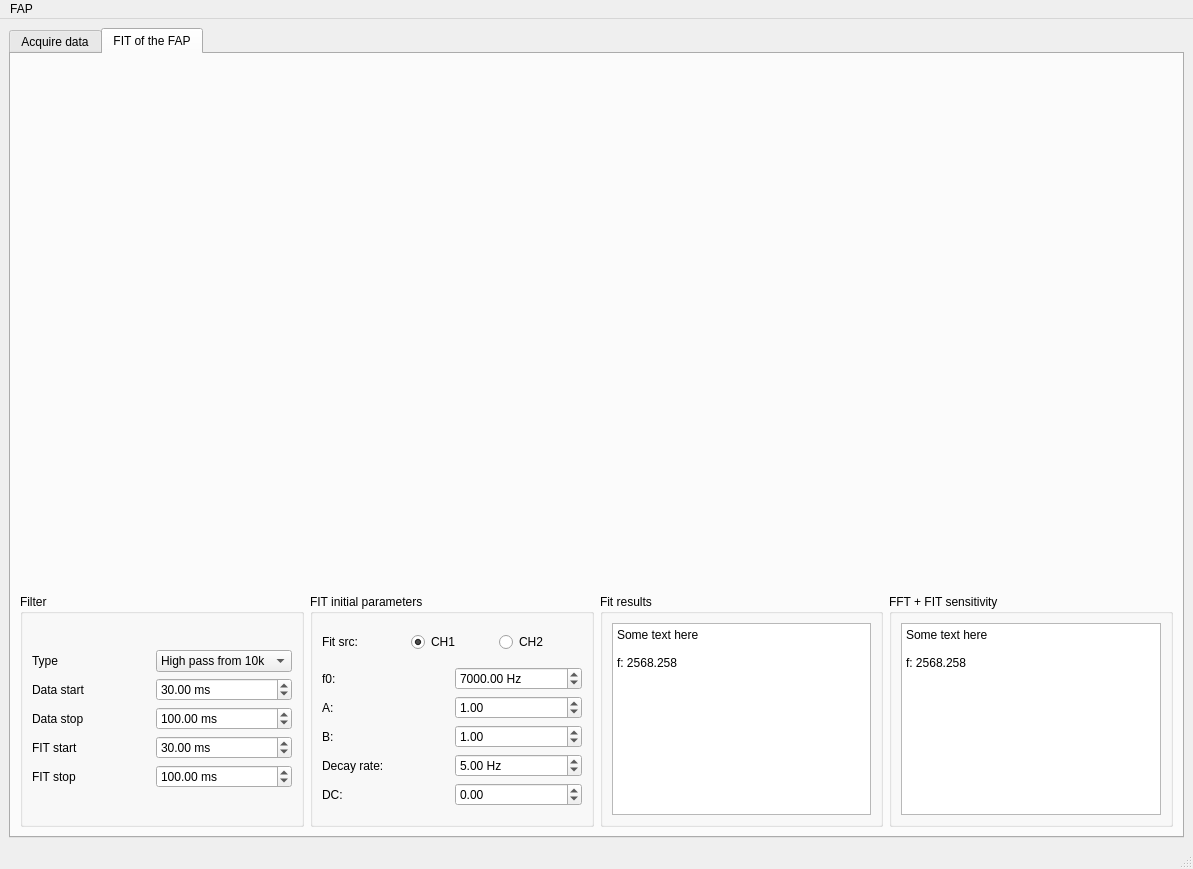
Above: gui.ui from zoran-grujic/FAP-TiePie before the change. Below: the same form after it.
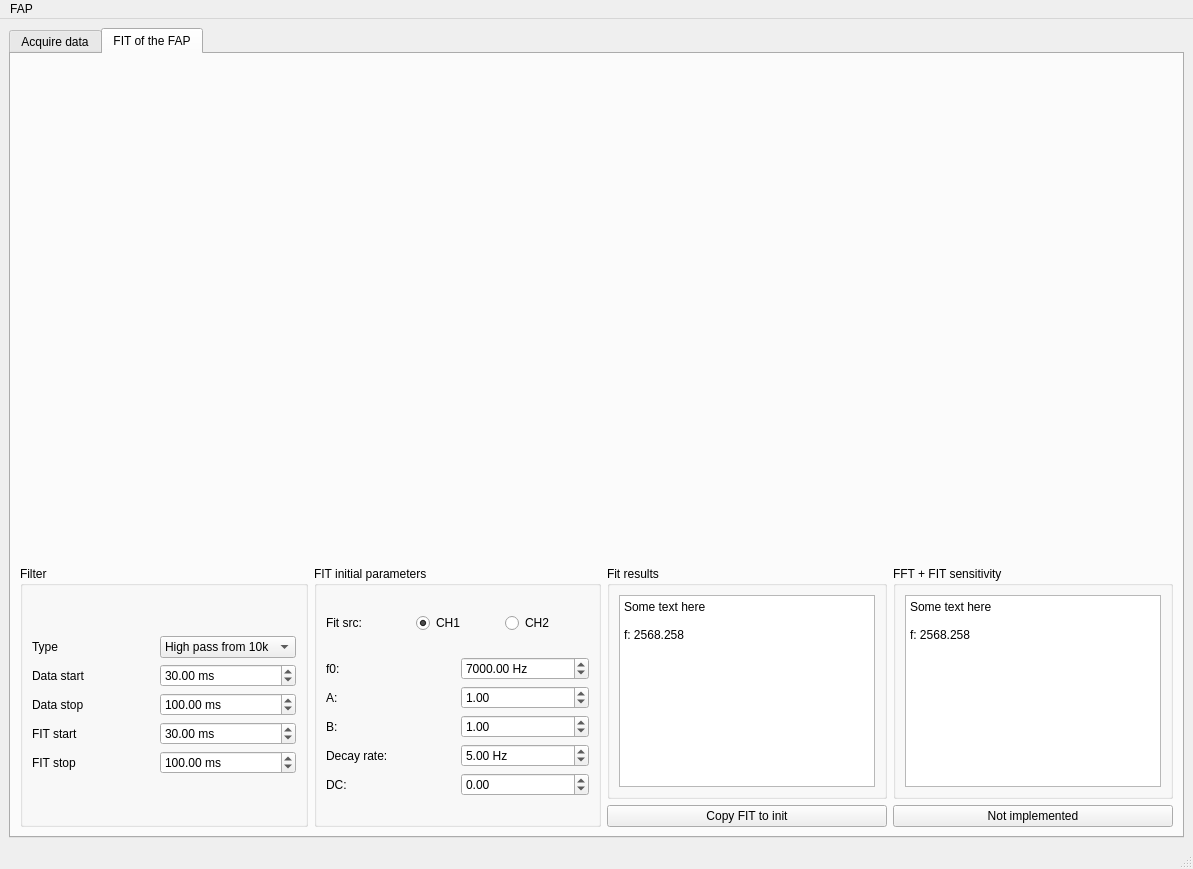
That is the form after the change. The open tabs and pages were chosen to show the change. Icons and pictures are not drawn.

```diff
--- a/gui.ui
+++ b/gui.ui
@@ -1076,7 +1076,19 @@
            </widget>
           </item>
           <item>
-           <widget class="QGroupBox" name="groupBox_9">
+           <layout class="QGridLayout" name="gridLayout_FITRES">
+            <item row="1" column="0">
+             <widget class="QPushButton" name="pushButton_Set_FIT_init">
+              <property name="toolTip">
+               <string>Copy result of the fit to init window and to the pump frequency.</string>
+              </property>
+              <property name="text">
+               <string>Copy FIT to init</string>
+              </property>
+             </widget>
+            </item>
+            <item row="0" column="0">
+             <widget class="QGroupBox" name="groupBox_FIT_Results">
             <property name="title">
              <string>Fit results</string>
             </property>
@@ -1102,7 +1114,14 @@
             </layout>
            </widget>
           </item>
-          <item>
+            <item row="1" column="1">
+             <widget class="QPushButton" name="pushButton">
+              <property name="text">
+               <string>Not implemented</string>
+              </property>
+             </widget>
+            </item>
+            <item row="0" column="1">
            <widget class="QGroupBox" name="groupBox_10">
             <property name="title">
              <string>FFT + FIT sensitivity</string>
@@ -1128,6 +1147,8 @@
              </item>
             </layout>
            </widget>
+            </item>
+           </layout>
           </item>
          </layout>
         </item>
```
Lines whose indentation alone changed are shown as unchanged.
